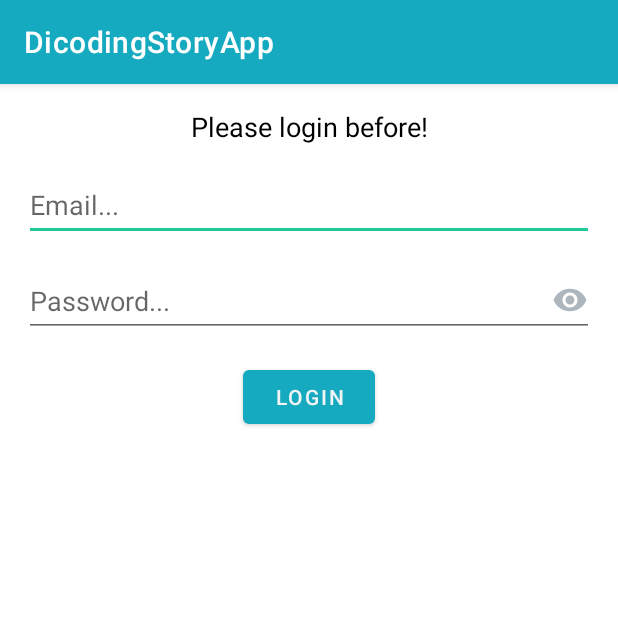
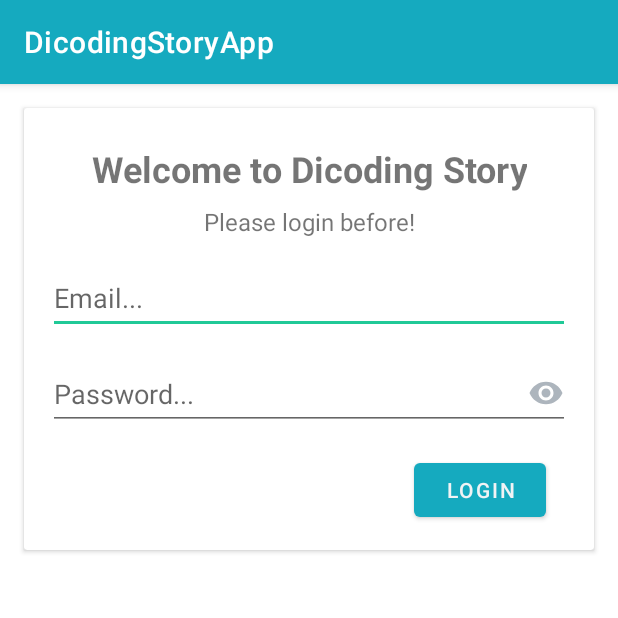
Before and after one commit to junaediakbar/DicodingStoryApp, an Android app: the StoriesWidgetConfigureActivity screen opened directly, with no data from a screen before it, on a phone screen of 412 x 824 dp, the top half of it. Run offline under Robolectric (Android 15) with nearby library versions, the phone set to English and light mode, and no system bars; 1 statement that could not run was skipped.

```diff
--- a/app/src/main/java/com/juned/dicodingstoryapp/ui/view/home/HomeViewModel.kt
+++ b/app/src/main/java/com/juned/dicodingstoryapp/ui/view/home/HomeViewModel.kt
@@ -42,11 +42,11 @@ class HomeViewModel (private val token: String): ViewModel() {
                     if (response.isSuccessful) {
                         _stories.value = response.body()?.listStory
                     } else {
-                        val errorResponse = Gson().fromJson(
-                            response.errorBody()!!.charStream(),
+                        val errorMessage = Gson().fromJson(
+                            response.errorBody()?.charStream(),
                             MessageResponse::class.java
                         )
-                        _error.value = Event(errorResponse.message)
+                        _error.value = Event(errorMessage.message)
                     }
                 }
 
--- a/app/src/main/java/com/juned/dicodingstoryapp/ui/view/login/LoginViewModel.kt
+++ b/app/src/main/java/com/juned/dicodingstoryapp/ui/view/login/LoginViewModel.kt
@@ -32,11 +32,11 @@ class LoginViewModel : ViewModel() {
                     val token = response.body()?.loginResult?.token ?: ""
                     _token.value = Event(token)
                 } else {
-                    val errorResponse = Gson().fromJson(
+                    val errorMessage = Gson().fromJson(
                         response.errorBody()?.charStream(),
                         MessageResponse::class.java
                     )
-                    _error.value = Event(errorResponse.message)
+                    _error.value = Event(errorMessage.message)
                 }
             }
 
--- a/app/src/main/java/com/juned/dicodingstoryapp/ui/view/register/RegisterViewModel.kt
+++ b/app/src/main/java/com/juned/dicodingstoryapp/ui/view/register/RegisterViewModel.kt
@@ -24,6 +24,7 @@ class RegisterViewModel: ViewModel() {
 
     fun register(name: String, email: String, password: String) {
         _isLoading.value = true
+
         ApiConfig.getApiService().register(name, email, password)
             .enqueue(object : Callback<MessageResponse> {
                 override fun onResponse(
@@ -35,11 +36,11 @@ class RegisterViewModel: ViewModel() {
                     if (response.isSuccessful) {
                         _isSuccess.value = Event(true)
                     } else {
-                        val errorResponse = Gson().fromJson(
+                        val errorMessage = Gson().fromJson(
                             response.errorBody()?.charStream(),
                             MessageResponse::class.java
                         )
-                        _error.value = Event(errorResponse.message)
+                        _error.value = Event(errorMessage.message)
                     }
                 }
 
--- a/app/src/main/java/com/juned/dicodingstoryapp/ui/view/story/AddStoryViewModel.kt
+++ b/app/src/main/java/com/juned/dicodingstoryapp/ui/view/story/AddStoryViewModel.kt
@@ -50,11 +50,11 @@ class AddStoryViewModel : ViewModel() {
                     if (response.isSuccessful) {
                         _isSuccess.value = Event(true)
                     } else {
-                        val errorResponse = Gson().fromJson(
-                            response.errorBody()!!.charStream(),
+                        val errorMessage = Gson().fromJson(
+                            response.errorBody()?.charStream(),
                             MessageResponse::class.java
                         )
-                        _error.value = Event(errorResponse.message)
+                        _error.value = Event(errorMessage.message)
                     }
                 }
 
--- a/app/src/main/java/com/juned/dicodingstoryapp/ui/widget/app/StoriesWidget.kt
+++ b/app/src/main/java/com/juned/dicodingstoryapp/ui/widget/app/StoriesWidget.kt
@@ -65,9 +65,9 @@ class StoriesWidget : AppWidgetProvider() {
             )
 
             val views = RemoteViews(context.packageName, R.layout.stories_widget).apply {
-                setRemoteAdapter(R.id.stack_view, intent)
-                setEmptyView(R.id.stack_view, R.id.empty_view)
-                setPendingIntentTemplate(R.id.stack_view, toastPendingIntent)
+                setRemoteAdapter(R.id.sv_story, intent)
+                setEmptyView(R.id.sv_story, R.id.empty_view)
+                setPendingIntentTemplate(R.id.sv_story, toastPendingIntent)
             }
 
             appWidgetManager.updateAppWidget(appWidgetId, views)
--- a/app/src/main/java/com/juned/dicodingstoryapp/ui/widget/app/StoriesWidgetConfigureActivity.kt
+++ b/app/src/main/java/com/juned/dicodingstoryapp/ui/widget/app/StoriesWidgetConfigureActivity.kt
@@ -71,7 +71,7 @@ class StoriesWidgetConfigureActivity : AppCompatActivity() {
         }
 
         binding.apply {
-            emailInput.setValidationCallback(object : EditTextGeneral.InputValidation {
+            edtEmail.setValidationCallback(object : EditTextGeneral.InputValidation {
                 override val errorMessage: String
                     get() = getString(R.string.email_validation_message)
 
@@ -79,23 +79,23 @@ class StoriesWidgetConfigureActivity : AppCompatActivity() {
                         && Patterns.EMAIL_ADDRESS.matcher(input).matches()
             })
 
-            passwordInput.setValidationCallback(object : EditTextGeneral.InputValidation {
+            edtPassword.setValidationCallback(object : EditTextGeneral.InputValidation {
                 override val errorMessage: String
                     get() = getString(R.string.password_validation_message)
 
                 override fun validate(input: String) = input.length >= 6
             })
 
-            login.setOnClickListener {
-                val isEmailValid = emailInput.validateInput()
-                val isPasswordValid = passwordInput.validateInput()
+            btnLogin.setOnClickListener {
+                val isEmailValid = edtEmail.validateInput()
+                val isPasswordValid = edtPassword.validateInput()
 
                 if (!isEmailValid || !isPasswordValid) {
                     showSnackBar(root, getString(R.string.validation_error))
                     return@setOnClickListener
                 }
 
-                loginViewModel.login(emailInput.text.toString(), passwordInput.text.toString())
+                loginViewModel.login(edtEmail.text.toString(), edtPassword.text.toString())
             }
         }
 
@@ -113,9 +113,10 @@ class StoriesWidgetConfigureActivity : AppCompatActivity() {
     }
 
     private fun showLoading(isLoading: Boolean) {
-        binding.apply {
-            loginGroup.visibility = visibility(!isLoading)
-            loginLoadingGroup.visibility = visibility(isLoading)
+        if (isLoading) {
+            binding.progressBar.visibility = visibility(true)
+        } else {
+            binding.progressBar.visibility = visibility(false)
         }
     }
 
--- a/app/src/main/res/layout/activity_stories_widget_configure.xml
+++ b/app/src/main/res/layout/activity_stories_widget_configure.xml
@@ -1,29 +1,55 @@
 <?xml version="1.0" encoding="utf-8"?>
-<androidx.constraintlayout.widget.ConstraintLayout xmlns:android="http://schemas.android.com/apk/res/android"
+<androidx.constraintlayout.widget.ConstraintLayout
+    xmlns:android="http://schemas.android.com/apk/res/android"
     xmlns:app="http://schemas.android.com/apk/res-auto"
     xmlns:tools="http://schemas.android.com/tools"
-    android:id="@+id/frameLayout2"
     android:layout_width="match_parent"
     android:layout_height="match_parent"
     tools:context=".ui.view.login.LoginActivity">
+
+    <androidx.cardview.widget.CardView
+        android:layout_width="match_parent"
+        android:layout_height="wrap_content"
+        android:layout_marginStart="16dp"
+        android:layout_marginTop="16dp"
+        android:layout_marginEnd="16dp"
+        app:layout_constraintEnd_toEndOf="parent"
+        app:layout_constraintStart_toStartOf="parent"
+        app:layout_constraintTop_toTopOf="parent">
+
+        <androidx.constraintlayout.widget.ConstraintLayout
+            android:layout_width="match_parent"
+            android:layout_height="wrap_content"
+            android:textAlignment="center">
+
+            <TextView
+                android:id="@+id/tv_welcome"
+                android:layout_width="wrap_content"
+                android:layout_height="wrap_content"
+                android:layout_marginStart="16dp"
+                android:layout_marginTop="24dp"
+                android:layout_marginEnd="16dp"
+                android:text="@string/welcome"
+                android:textAlignment="center"
+                android:textSize="24sp"
+                android:textStyle="bold"
+                app:layout_constraintEnd_toEndOf="parent"
+                app:layout_constraintStart_toStartOf="parent"
+                app:layout_constraintTop_toTopOf="parent" />
 
             <TextView
                 android:id="@+id/login_text"
                 android:layout_width="wrap_content"
                 android:layout_height="wrap_content"
-        android:layout_marginStart="16dp"
-        android:layout_marginTop="16dp"
-        android:layout_marginEnd="16dp"
-        android:text="@string/widget_login_text"
-        android:textAlignment="center"
-        android:textColor="@color/black"
-        android:textSize="18sp"
-        app:layout_constraintEnd_toEndOf="parent"
-        app:layout_constraintStart_toStartOf="parent"
-        app:layout_constraintTop_toTopOf="parent" />
+                android:layout_marginTop="8dp"
+                android:text="@string/login_message"
+                android:textSize="16sp"
+                app:layout_constraintEnd_toEndOf="@+id/edt_email"
+                app:layout_constraintStart_toStartOf="@+id/edt_email"
+                app:layout_constraintTop_toBottomOf="@+id/tv_welcome" />
 
             <com.juned.dicodingstoryapp.ui.widget.text.EditTextGeneral
-        android:id="@+id/email_input"
+                android:id="@+id/edt_email"
                 android:layout_width="0dp"
                 android:layout_height="wrap_content"
                 android:layout_marginStart="16dp"
@@ -33,11 +59,12 @@
                 android:minHeight="48dp"
                 android:transitionName="email_input"
                 app:layout_constraintEnd_toEndOf="parent"
+                app:layout_constraintHorizontal_bias="0.0"
                 app:layout_constraintStart_toStartOf="parent"
                 app:layout_constraintTop_toBottomOf="@+id/login_text" />
 
             <com.juned.dicodingstoryapp.ui.widget.text.EditTextPassword
-        android:id="@+id/password_input"
+                android:id="@+id/edt_password"
                 android:layout_width="0dp"
                 android:layout_height="wrap_content"
                 android:layout_marginStart="16dp"
@@ -49,47 +76,35 @@
                 android:transitionName="password_input"
                 app:layout_constraintEnd_toEndOf="parent"
                 app:layout_constraintStart_toStartOf="parent"
-        app:layout_constraintTop_toBottomOf="@+id/email_input" />
+                app:layout_constraintTop_toBottomOf="@+id/edt_email" />
 
             <Button
-        android:id="@+id/login"
+                android:id="@+id/btn_login"
                 android:layout_width="wrap_content"
                 android:layout_height="wrap_content"
                 android:layout_marginTop="16dp"
-        android:text="@string/login_btn"
+                android:layout_marginEnd="16dp"
+                android:layout_marginBottom="16dp"
+                android:text="@string/login"
                 android:transitionName="action_btn"
-        app:layout_constraintEnd_toEndOf="parent"
-        app:layout_constraintStart_toStartOf="parent"
-        app:layout_constraintTop_toBottomOf="@+id/password_input" />
+                app:layout_constraintBottom_toBottomOf="parent"
+                app:layout_constraintEnd_toEndOf="@+id/edt_password"
+                app:layout_constraintTop_toBottomOf="@+id/edt_password" />
 
             <ProgressBar
-        android:id="@+id/progress"
+                android:id="@+id/progress_bar"
                 android:layout_width="wrap_content"
                 android:layout_height="wrap_content"
+                android:visibility="invisible"
                 app:layout_constraintBottom_toBottomOf="parent"
                 app:layout_constraintEnd_toEndOf="parent"
                 app:layout_constraintStart_toStartOf="parent"
                 app:layout_constraintTop_toBottomOf="@+id/login_text" />
 
-    <TextView
-        android:id="@+id/loading_text"
-        android:layout_width="wrap_content"
-        android:layout_height="wrap_content"
-        android:layout_marginTop="8dp"
-        android:text="@string/logging_in"
-        app:layout_constraintEnd_toEndOf="parent"
-        app:layout_constraintStart_toStartOf="parent"
-        app:layout_constraintTop_toBottomOf="@+id/progress" />
+        </androidx.constraintlayout.widget.ConstraintLayout>
 
-    <androidx.constraintlayout.widget.Group
-        android:id="@+id/login_group"
-        android:layout_width="wrap_content"
-        android:layout_height="wrap_content"
-        app:constraint_referenced_ids="email_input, password_input, login" />
 
-    <androidx.constraintlayout.widget.Group
-        android:id="@+id/login_loading_group"
-        android:layout_width="wrap_content"
-        android:layout_height="wrap_content"
-        app:constraint_referenced_ids="progress, loading_text" />
+    </androidx.cardview.widget.CardView>
+
+
 </androidx.constraintlayout.widget.ConstraintLayout>
--- a/app/src/main/res/layout/stories_widget.xml
+++ b/app/src/main/res/layout/stories_widget.xml
@@ -12,7 +12,7 @@
         android:weightSum="10">
 
         <StackView
-            android:id="@+id/stack_view"
+            android:id="@+id/sv_story"
             android:layout_width="match_parent"
             android:layout_height="wrap_content"
             android:layout_weight="9"
```
Also changed, not shown: app/src/main/java/com/juned/dicodingstoryapp/ui/view/home/HomeActivity.kt (+8 -4 lines), app/src/main/java/com/juned/dicodingstoryapp/ui/view/login/LoginActivity.kt (+10 -9 lines), app/src/main/java/com/juned/dicodingstoryapp/ui/view/register/RegisterActivity.kt (+11 -11 lines). Lines whose indentation alone changed are shown as unchanged.
